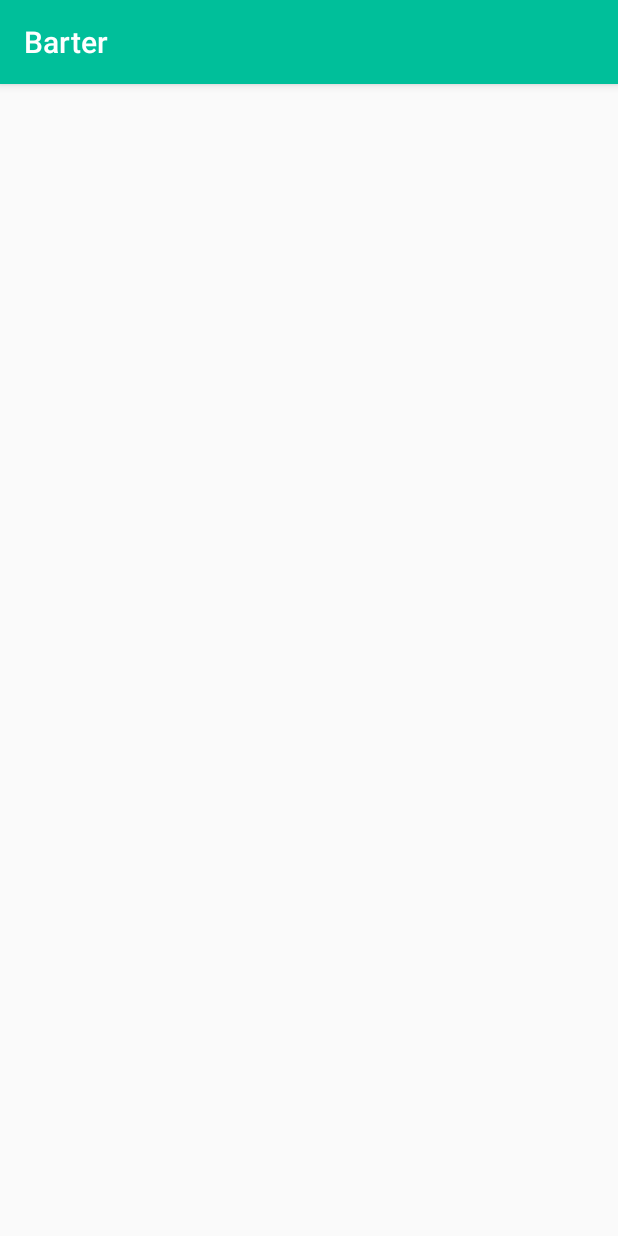
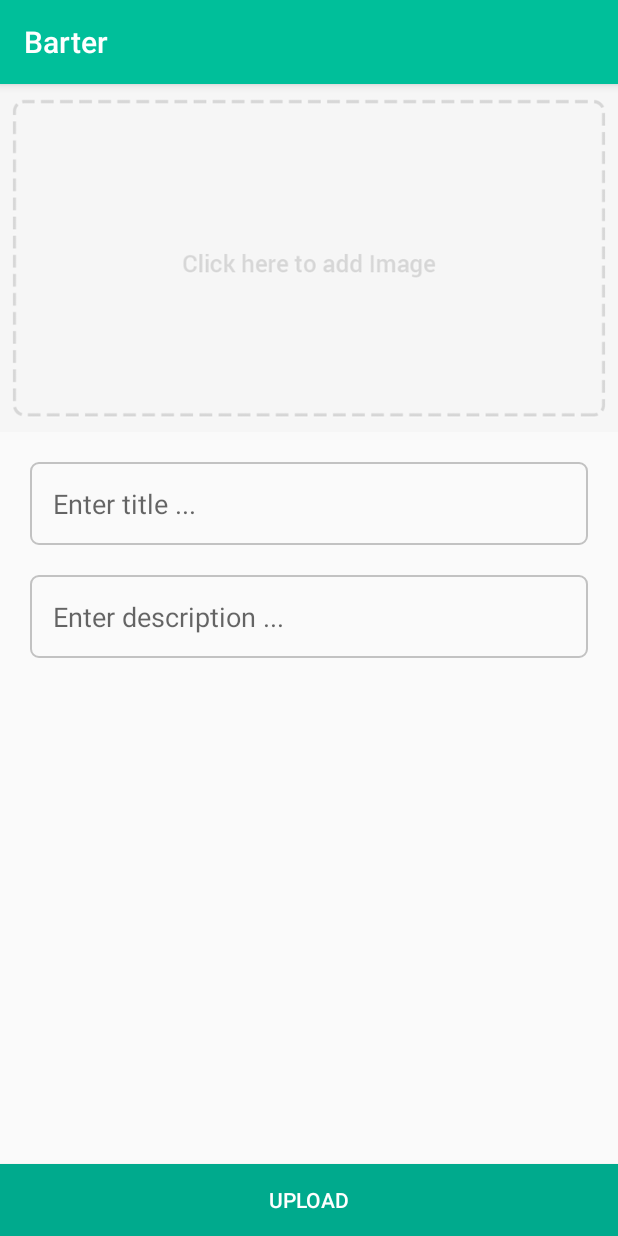
Before and after one commit to arjun-k-r/Barter, an Android app: the UploadActivity screen opened directly, with no data from a screen before it, on a phone screen of 412 x 824 dp. Run offline under Robolectric (Android 15) with nearby library versions, the phone set to English and light mode, and no system bars.

Commit message:
adding upload components

```diff
--- /dev/null
+++ b/app/src/main/res/drawable/input_outline.xml
@@ -0,0 +1,8 @@
+<?xml version="1.0" encoding="utf-8"?>
+<shape xmlns:android="http://schemas.android.com/apk/res/android">
+
+    <stroke android:color="@color/greyColor"
+        android:width="1dp"/>
+    <corners android:radius="5dp"/>
+
+</shape>
--- a/app/src/main/res/layout/activity_upload.xml
+++ b/app/src/main/res/layout/activity_upload.xml
@@ -1,9 +1,58 @@
 <?xml version="1.0" encoding="utf-8"?>
-<android.support.constraint.ConstraintLayout xmlns:android="http://schemas.android.com/apk/res/android"
+<RelativeLayout xmlns:android="http://schemas.android.com/apk/res/android"
     xmlns:app="http://schemas.android.com/apk/res-auto"
     xmlns:tools="http://schemas.android.com/tools"
     android:layout_width="match_parent"
     android:layout_height="match_parent"
     tools:context="open.hive.barter.UploadActivity">
 
-</android.support.constraint.ConstraintLayout>
+    <ImageView
+        android:layout_width="match_parent"
+        android:layout_height="wrap_content"
+        android:id="@+id/imgButton"
+        android:layout_alignParentTop="true"
+        android:layout_centerHorizontal="true"
+        android:background="#ffffffff"
+        android:src="@mipmap/add_btn"
+        android:scaleType="centerCrop"
+        android:adjustViewBounds="true"/>
+
+    <EditText
+        android:layout_width="match_parent"
+        android:layout_height="wrap_content"
+        android:id="@+id/etTitle"
+        android:background="@drawable/input_outline"
+        android:layout_below="@+id/imgButton"
+        android:layout_centerHorizontal="true"
+        android:layout_marginLeft="20dp"
+        android:layout_marginTop="20dp"
+        android:layout_marginRight="20dp"
+        android:padding="15dp"
+        android:hint="Enter title ..."/>
+
+    <EditText
+        android:layout_width="match_parent"
+        android:layout_height="wrap_content"
+        android:inputType="textMultiLine"
+        android:ems="10"
+        android:id="@+id/etDesc"
+        android:background="@drawable/input_outline"
+        android:layout_below="@+id/etTitle"
+        android:layout_centerHorizontal="true"
+        android:layout_marginLeft="20dp"
+        android:layout_marginTop="20dp"
+        android:layout_marginRight="20dp"
+        android:padding="15dp"
+        android:hint="Enter description ..."/>
+
+    <Button
+        android:layout_width="match_parent"
+        android:layout_height="wrap_content"
+        android:text="Upload"
+        android:id="@+id/btnUpload"
+        android:background="@color/colorAccent"
+        android:layout_alignParentBottom="true"
+        android:layout_centerHorizontal="true"
+        android:textColor="#ffffff"/>
+
+</RelativeLayout>
--- a/app/src/main/res/values/colors.xml
+++ b/app/src/main/res/values/colors.xml
@@ -3,4 +3,5 @@
     <color name="colorPrimary">#00BF9A</color>
     <color name="colorPrimaryDark">#008975</color>
     <color name="colorAccent">#00AA8D</color>
+    <color name="greyColor">#c2c2c2</color>
 </resources>
```
Also changed, not shown: app/src/main/res/mipmap-hdpi/add_btn.png (added), app/src/main/res/mipmap-mdpi/add_btn.png (added), app/src/main/res/mipmap-xhdpi/add_btn.png (added), app/src/main/res/mipmap-xxhdpi/add_btn.png (added), app/src/main/res/mipmap-xxxhdpi/add_btn.png (added), 2 other files.
